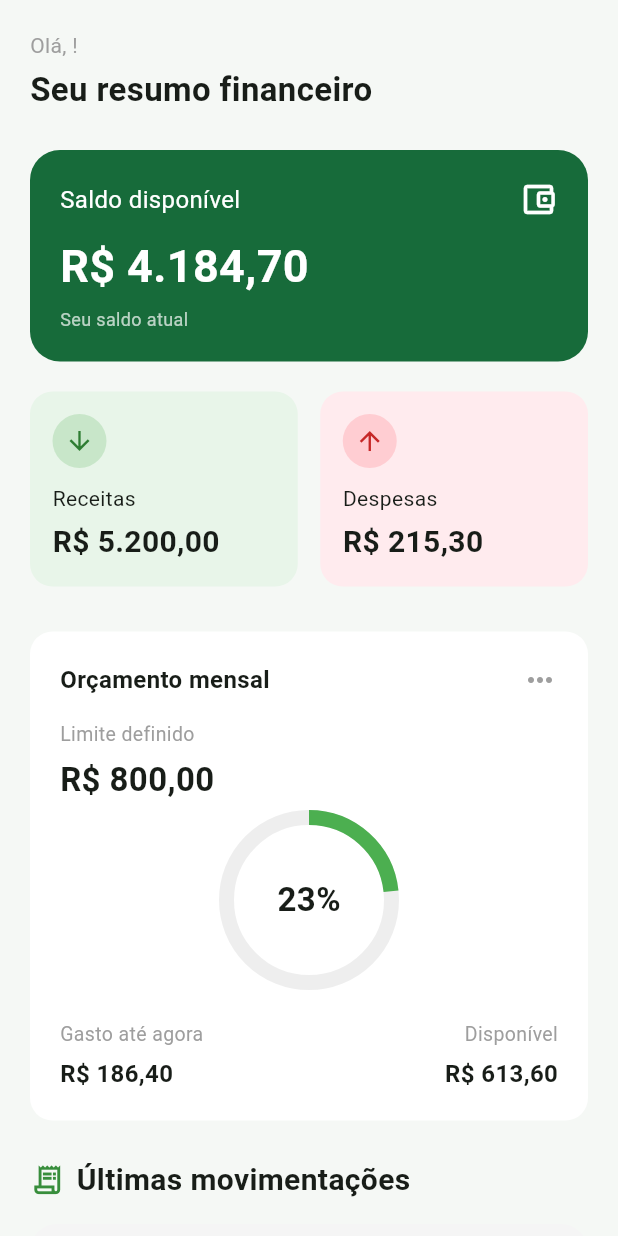
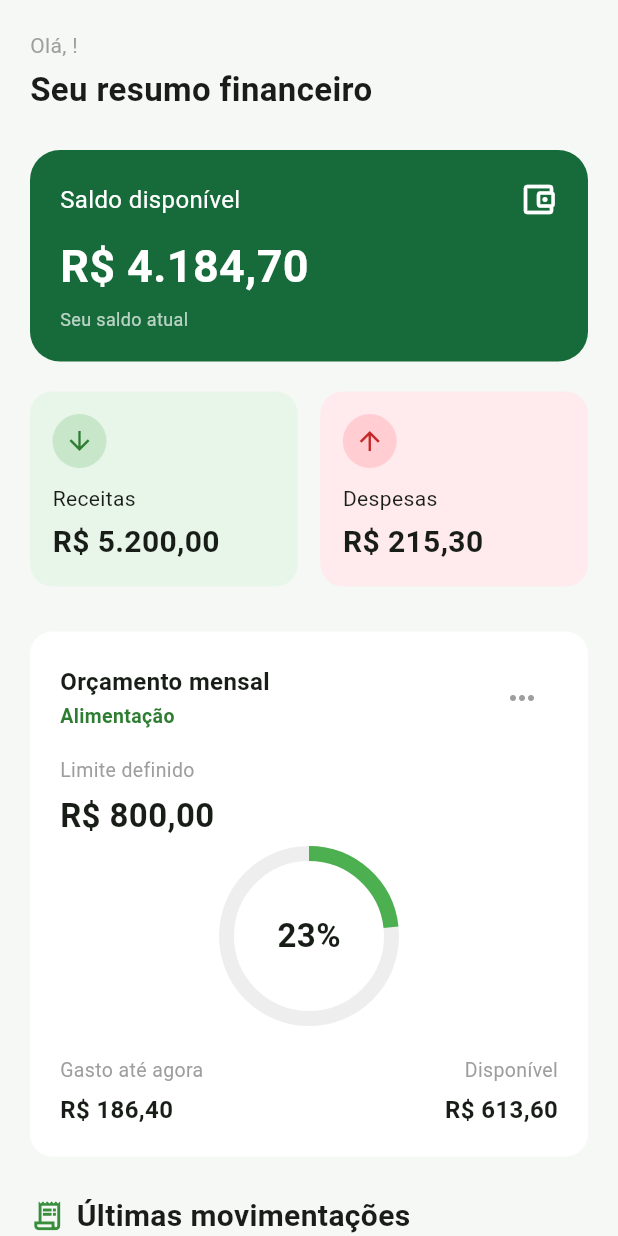
Before and after one commit to jpemigdio/controle_financeiro, a Flutter app: the DashboardScreen screen opened directly, on a phone screen of 412 x 824 dp. Run offline on Flutter 3.47's test engine with Material 3 defaults, Android fonts, the phone set to English and light mode, and no system bars; accounts and stored records are empty.

Commit message:
Versão final para a apresentação

```diff
--- a/lib/screens/login_screen.dart
+++ b/lib/screens/login_screen.dart
@@ -222,7 +222,7 @@ Widget build(BuildContext context) {
                                   Navigator.push(
                                     context,
                                     MaterialPageRoute(
-                                      builder: (context) => const AppShell(),
+                                      builder: (context) => const CadastroScreen(),
                                     ),
                                   );
                                 },
--- a/lib/widgets/card_orcamento.dart
+++ b/lib/widgets/card_orcamento.dart
@@ -1,35 +1,61 @@
 import 'package:flutter/material.dart';
+
 import '../services/controle_global.dart';
+
 import 'package:intl/intl.dart';
 
-class CardOrcamento extends StatelessWidget {
+import '../models/orcamento.dart';
+
+//Guarda a categoria escolhida fora da classe. Como a inicio é recriada toda vez
+//que troca de aba, essa aqui mantem a escolha
+String? _categoriaSelecionada;
+
+//O card muda quando o usuario escolhe a categoria escolhida
+class CardOrcamento extends StatefulWidget {
   const CardOrcamento({super.key});
 
   @override
+  State<CardOrcamento> createState() => _CardOrcamentoState();
+}
+
+class _CardOrcamentoState extends State<CardOrcamento> {
+  @override
   Widget build(BuildContext context) {
+    final hoje = DateTime.now();
 
-    final orcamento = controle.buscarOrcamentoAtual();
+    //Todos os orçamentos do mês atual (cada categoria)
+    final doMes = controle.orcamentos
+        .where((o) => o.mes == hoje.month && o.ano == hoje.year)
+        .toList();
 
-    if(orcamento == null) {
-      return Text('Nenhum orçamento cadastrado para este mês');
+    if (doMes.isEmpty) {
+      return const Text('Nenhum orçamento cadastrado para este mês');
     }
+
+    //Orcamento da categoria escolhida. Se não achar, usa o primeiro da lista
+    final Orcamento orcamento = doMes.firstWhere(
+      (o) => o.categoria.nome == _categoriaSelecionada,
+      orElse: () => doMes.first,
+    );
 
     final gasto = controle.calcularGastoOrcamento(orcamento);
     final restante = controle.calcularRestanteOrcamento(orcamento);
     final porcentagem = controle.calcularPorcentagemOrcamento(orcamento);
     final progresso = (porcentagem / 100).clamp(0.0, 1.0).toDouble();
 
-    final formatador = NumberFormat.currency(
-    locale: 'pt_BR',
-    symbol: 'R\$',
-    );
+    //No gráfico, verde normal, laranja a partir de 80%, vermelho quando estoura
+    final corProgresso = restante < 0
+        ? Colors.red.shade700
+        : (porcentagem >= 80 ? Colors.orange.shade700 : Colors.green);
+
+    final formatador = NumberFormat.currency(locale: 'pt_BR', symbol: 'R\$');
 
     return Container(
       width: double.infinity,
       padding: EdgeInsets.all(20),
       decoration: BoxDecoration(
         color: Colors.white,
-        borderRadius: BorderRadius.circular(15)
+        borderRadius: BorderRadius.circular(15),
       ),
 
       child: Column(
@@ -38,17 +64,49 @@ class CardOrcamento extends StatelessWidget {
           Row(
             mainAxisAlignment: MainAxisAlignment.spaceBetween,
             children: [
-              Text(
+              Expanded(
+                child: Column(
+                  crossAxisAlignment: CrossAxisAlignment.start,
+                  children: [
+                    const Text(
                       'Orçamento mensal',
                       style: TextStyle(
                         fontWeight: FontWeight.bold,
                         fontSize: 16,
                       ),
                     ),
+                    const SizedBox(height: 2),
+                    //Mostra de qual categoria é o orçamento exibido
+                    Text(
+                      orcamento.categoria.nome,
+                      style: TextStyle(
+                        color: Colors.green.shade800,
+                        fontWeight: FontWeight.w600,
+                        fontSize: 13,
+                      ),
+                    ),
+                  ],
+                ),
+              ),
 
-              Icon(
-                Icons.more_horiz,
-                color: Colors.grey,
+              //Os tres pontinhos agora abrem um menu com as categorias
+              PopupMenuButton<String>(
+                icon: const Icon(Icons.more_horiz, color: Colors.grey),
+                tooltip: 'Trocar categoria',
+                onSelected: (String nome) {
+                  setState(() {
+                    _categoriaSelecionada = nome;
+                  });
+                },
+                itemBuilder: (context) => [
+                  //um item para cada orçamento do mes, o selecionado aparece com um chack
+                  for (final o in doMes)
+                    CheckedPopupMenuItem<String>(
+                      value: o.categoria.nome,
+                      checked: o.categoria.nome == orcamento.categoria.nome,
+                      child: Text(o.categoria.nome),
+                    ),
+                ],
               ),
             ],
           ),
@@ -57,20 +115,14 @@ class CardOrcamento extends StatelessWidget {
 
           Text(
             'Limite definido',
-            style: TextStyle(
-              color: Colors.grey,
-              fontSize: 13,
-            ),
+            style: TextStyle(color: Colors.grey, fontSize: 13),
           ),
 
           SizedBox(height: 5),
 
           Text(
             formatador.format(orcamento.limite),
-            style: TextStyle(
-              fontSize: 22,
-              fontWeight: FontWeight.bold,
-            ),
+            style: TextStyle(fontSize: 22, fontWeight: FontWeight.bold),
           ),
 
           Center(
@@ -86,14 +138,17 @@ class CardOrcamento extends StatelessWidget {
                     child: CircularProgressIndicator(
                       value: progresso, // indica a porcentage,
                       strokeWidth: 10, // espessura do circulo
-                    backgroundColor: Colors.grey.shade200, // cor restante do circulo
-                    valueColor: AlwaysStoppedAnimation<Color>(Colors.green), // cor da parte preenchida
+                      backgroundColor:
+                          Colors.grey.shade200, // cor restante do circulo
+                      valueColor: AlwaysStoppedAnimation<Color>(
+                        corProgresso,
+                      ), // cor da parte preenchida
                     ),
                   ),
 
                   Text(
                     '${porcentagem.toStringAsFixed(0)}%',
-                  style: TextStyle(
+                    style: const TextStyle(
                       fontSize: 22,
                       fontWeight: FontWeight.bold,
                     ),
@@ -111,19 +166,16 @@ class CardOrcamento extends StatelessWidget {
               Column(
                 crossAxisAlignment: CrossAxisAlignment.start,
                 children: [
-                Text(
+                  const Text(
                     'Gasto até agora',
-                  style: TextStyle(
-                    color: Colors.grey,
-                    fontSize: 13,
-                  ),
+                    style: TextStyle(color: Colors.grey, fontSize: 13),
                   ),
 
                   SizedBox(height: 5),
 
                   Text(
                     formatador.format(gasto),
-                  style: TextStyle(
+                    style: const TextStyle(
                       fontSize: 16,
                       fontWeight: FontWeight.bold,
                     ),
@@ -134,22 +186,16 @@ class CardOrcamento extends StatelessWidget {
               Column(
                 crossAxisAlignment: CrossAxisAlignment.end,
                 children: [
-                Text(
+                  const Text(
                     'Disponível',
-                  style: TextStyle(
-                    color: Colors.grey,
-                    fontSize: 13,
-                  ),
+                    style: TextStyle(color: Colors.grey, fontSize: 13),
                   ),
 
-                SizedBox(height: 5),
+                  const SizedBox(height: 5),
 
                   Text(
                     formatador.format(restante),
-                  style: TextStyle(
-                    fontSize: 16,
-                    fontWeight: FontWeight.bold,
-                  ),
+                    style: TextStyle(fontSize: 16, fontWeight: FontWeight.bold),
                   ),
                 ],
               ),
```
Lines whose indentation alone changed are shown as unchanged.
